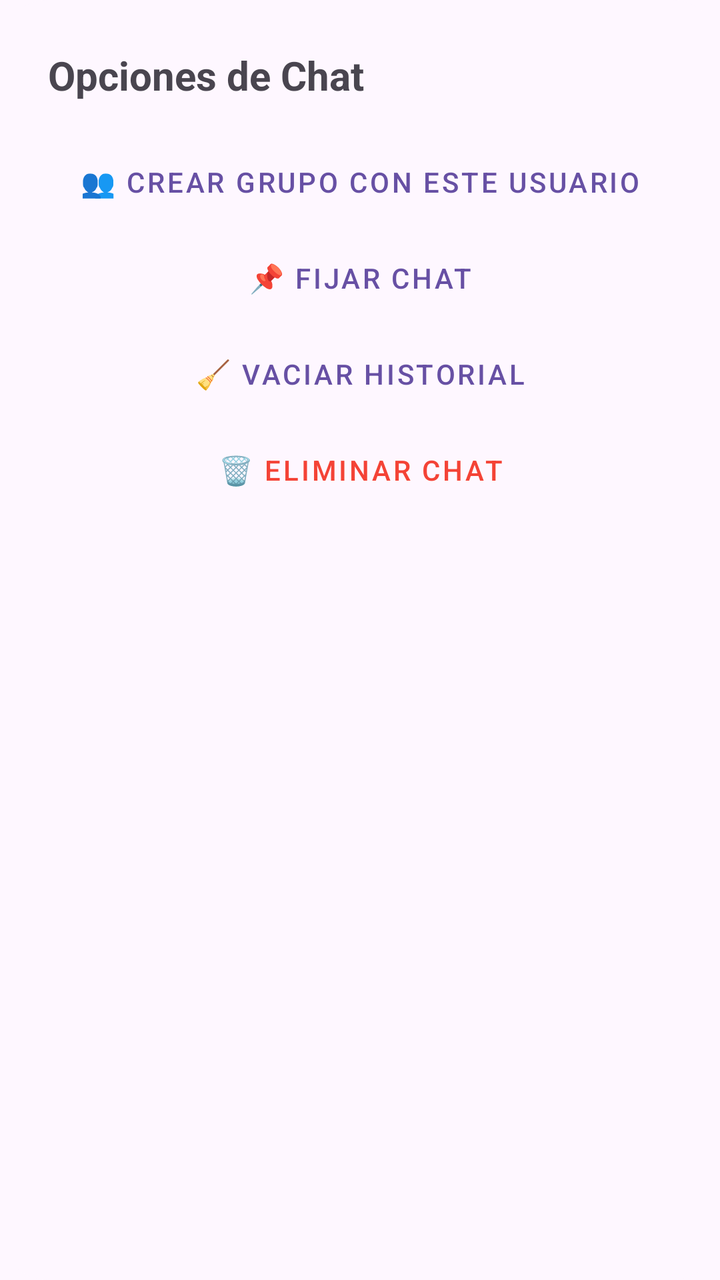
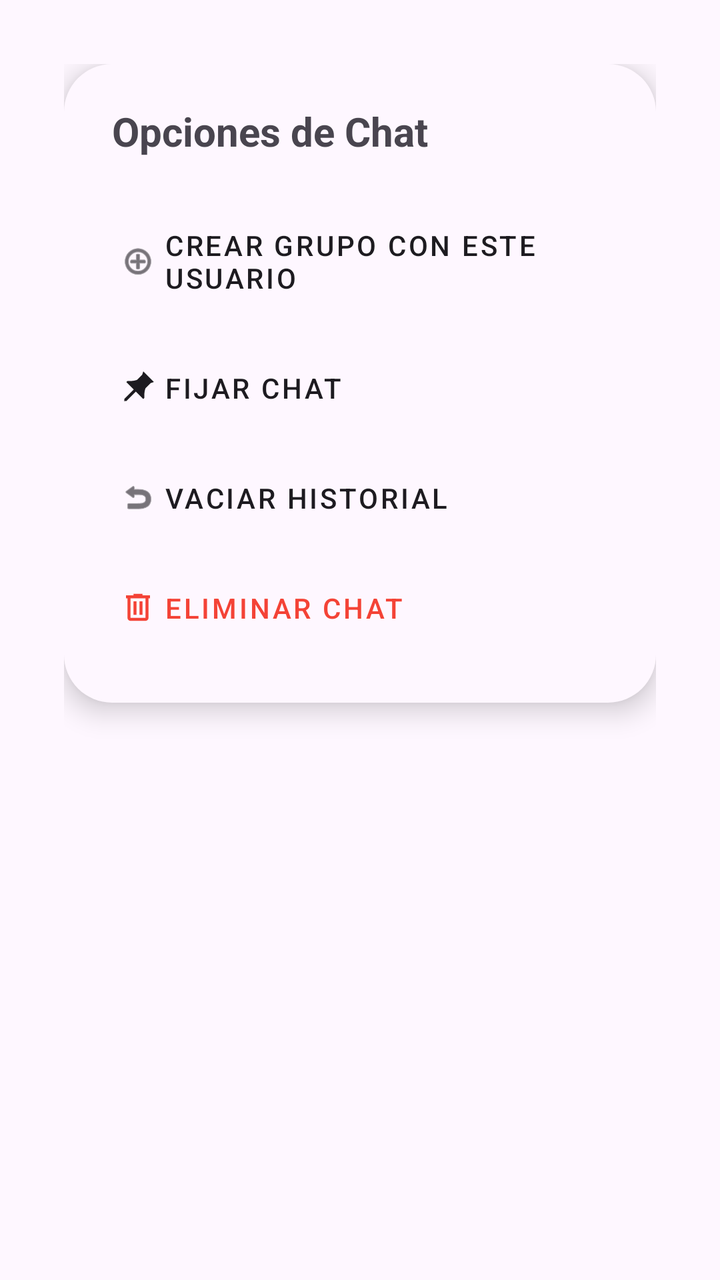

The first picture is an Android layout as it rendered before a commit; the second is the same layout after the commit. The layout source and the unified diff follow.
<!-- AndroidManifest.xml: application theme Theme.Nexu -->
<!-- res/layout/dialog_chat_options.xml -->
<?xml version="1.0" encoding="utf-8"?>
<LinearLayout xmlns:android="http://schemas.android.com/apk/res/android"
    xmlns:app="http://schemas.android.com/apk/res-auto"
    android:layout_width="match_parent"
    android:layout_height="wrap_content"
    android:orientation="vertical"
    android:padding="24dp"
    android:background="@drawable/button_rounded"
    android:backgroundTint="?android:colorBackground">

    <TextView
        android:id="@+id/tvOptionsTitle"
        android:layout_width="match_parent"
        android:layout_height="wrap_content"
        android:text="Opciones de Chat"
        android:textSize="20sp"
        android:textStyle="bold"
        android:layout_marginBottom="16dp"/>

    <com.google.android.material.button.MaterialButton
        android:id="@+id/btnCreateGroup"
        android:layout_width="match_parent"
        android:layout_height="wrap_content"
        android:text="👥 Crear Grupo con este usuario"
        style="@style/Widget.MaterialComponents.Button.TextButton"
        app:iconGravity="textStart"/>

    <com.google.android.material.button.MaterialButton
        android:id="@+id/btnEditGroup"
        android:layout_width="match_parent"
        android:layout_height="wrap_content"
        android:text="✏️ Editar Grupo"
        android:visibility="gone"
        style="@style/Widget.MaterialComponents.Button.TextButton"
        app:iconGravity="textStart"/>

    <com.google.android.material.button.MaterialButton
        android:id="@+id/btnPinChat"
        android:layout_width="match_parent"
        android:layout_height="wrap_content"
        android:text="📌 Fijar Chat"
        style="@style/Widget.MaterialComponents.Button.TextButton"/>

    <com.google.android.material.button.MaterialButton
        android:id="@+id/btnClearChat"
        android:layout_width="match_parent"
        android:layout_height="wrap_content"
        android:text="🧹 Vaciar Historial"
        style="@style/Widget.MaterialComponents.Button.TextButton"/>

    <com.google.android.material.button.MaterialButton
        android:id="@+id/btnDeleteChat"
        android:layout_width="match_parent"
        android:layout_height="wrap_content"
        android:text="🗑️ Eliminar Chat"
        android:textColor="#F44336"
        style="@style/Widget.MaterialComponents.Button.TextButton"/>

</LinearLayout>
<!-- resources referenced by this layout -->
<resources>
  <!-- drawable button_rounded (drawable) -->
  <?xml version="1.0" encoding="utf-8"?>
  <shape xmlns:android="http://schemas.android.com/apk/res/android"
      android:shape="rectangle">
      <corners android:radius="24dp" />
      <solid android:color="@color/button_bg" />
  </shape>
  <style name="Theme.Nexu" parent="Base.Theme.Nexu" />
  <color name="button_bg">#00B8D4</color>
  <style name="Base.Theme.Nexu" parent="Theme.Material3.DayNight.NoActionBar">
      </style>
</resources>

<!-- the commit's change to res/layout/dialog_chat_options.xml (unified diff, before → after) -->
@@ -1,59 +1,89 @@
 <?xml version="1.0" encoding="utf-8"?>
-<LinearLayout xmlns:android="http://schemas.android.com/apk/res/android"
+<FrameLayout xmlns:android="http://schemas.android.com/apk/res/android"
     xmlns:app="http://schemas.android.com/apk/res-auto"
     android:layout_width="match_parent"
     android:layout_height="wrap_content"
-    android:orientation="vertical"
-    android:padding="24dp"
-    android:background="@drawable/button_rounded"
-    android:backgroundTint="?android:colorBackground">
+    android:padding="32dp">
 
-    <TextView
-        android:id="@+id/tvOptionsTitle"
+    <LinearLayout
         android:layout_width="match_parent"
         android:layout_height="wrap_content"
-        android:text="Opciones de Chat"
-        android:textSize="20sp"
-        android:textStyle="bold"
-        android:layout_marginBottom="16dp"/>
+        android:background="@drawable/button_rounded"
+        android:backgroundTint="?android:colorBackground"
+        android:elevation="8dp"
+        android:orientation="vertical"
+        android:padding="20dp">
 
-    <com.google.android.material.button.MaterialButton
-        android:id="@+id/btnCreateGroup"
-        android:layout_width="match_parent"
-        android:layout_height="wrap_content"
-        android:text="👥 Crear Grupo con este usuario"
-        style="@style/Widget.MaterialComponents.Button.TextButton"
-        app:iconGravity="textStart"/>
+        <TextView
+            android:id="@+id/tvOptionsTitle"
+            android:layout_width="match_parent"
+            android:layout_height="wrap_content"
+            android:layout_marginBottom="16dp"
+            android:layout_marginStart="4dp"
+            android:text="Opciones de Chat"
+            android:textSize="20sp"
+            android:textStyle="bold" />
 
-    <com.google.android.material.button.MaterialButton
-        android:id="@+id/btnEditGroup"
-        android:layout_width="match_parent"
-        android:layout_height="wrap_content"
-        android:text="✏️ Editar Grupo"
-        android:visibility="gone"
-        style="@style/Widget.MaterialComponents.Button.TextButton"
-        app:iconGravity="textStart"/>
+        <com.google.android.material.button.MaterialButton
+            android:id="@+id/btnCreateGroup"
+            style="@style/Widget.MaterialComponents.Button.TextButton"
+            android:layout_width="match_parent"
+            android:layout_height="wrap_content"
+            android:gravity="start|center_vertical"
+            android:paddingVertical="12dp"
+            android:text="Crear Grupo con este usuario"
+            android:textColor="?android:attr/textColorPrimary"
+            app:icon="@android:drawable/ic_menu_add"
+            app:iconTint="?android:attr/textColorPrimary" />
 
-    <com.google.android.material.button.MaterialButton
-        android:id="@+id/btnPinChat"
-        android:layout_width="match_parent"
-        android:layout_height="wrap_content"
-        android:text="📌 Fijar Chat"
-        style="@style/Widget.MaterialComponents.Button.TextButton"/>
+        <com.google.android.material.button.MaterialButton
+            android:id="@+id/btnEditGroup"
+            style="@style/Widget.MaterialComponents.Button.TextButton"
+            android:layout_width="match_parent"
+            android:layout_height="wrap_content"
+            android:gravity="start|center_vertical"
+            android:paddingVertical="12dp"
+            android:text="Editar Grupo"
+            android:textColor="?android:attr/textColorPrimary"
+            android:visibility="gone"
+            app:icon="@android:drawable/ic_menu_edit"
+            app:iconTint="?android:attr/textColorPrimary" />
 
-    <com.google.android.material.button.MaterialButton
-        android:id="@+id/btnClearChat"
-        android:layout_width="match_parent"
-        android:layout_height="wrap_content"
-        android:text="🧹 Vaciar Historial"
-        style="@style/Widget.MaterialComponents.Button.TextButton"/>
+        <com.google.android.material.button.MaterialButton
+            android:id="@+id/btnPinChat"
+            style="@style/Widget.MaterialComponents.Button.TextButton"
+            android:layout_width="match_parent"
+            android:layout_height="wrap_content"
+            android:gravity="start|center_vertical"
+            android:paddingVertical="12dp"
+            android:text="Fijar Chat"
+            android:textColor="?android:attr/textColorPrimary"
+            app:icon="@drawable/ic_pin"
+            app:iconTint="?android:attr/textColorPrimary" />
 
-    <com.google.android.material.button.MaterialButton
-        android:id="@+id/btnDeleteChat"
-        android:layout_width="match_parent"
-        android:layout_height="wrap_content"
-        android:text="🗑️ Eliminar Chat"
-        android:textColor="#F44336"
-        style="@style/Widget.MaterialComponents.Button.TextButton"/>
+        <com.google.android.material.button.MaterialButton
+            android:id="@+id/btnClearChat"
+            style="@style/Widget.MaterialComponents.Button.TextButton"
+            android:layout_width="match_parent"
+            android:layout_height="wrap_content"
+            android:gravity="start|center_vertical"
+            android:paddingVertical="12dp"
+            android:text="Vaciar Historial"
+            android:textColor="?android:attr/textColorPrimary"
+            app:icon="@android:drawable/ic_menu_revert"
+            app:iconTint="?android:attr/textColorPrimary" />
 
-</LinearLayout>
+        <com.google.android.material.button.MaterialButton
+            android:id="@+id/btnDeleteChat"
+            style="@style/Widget.MaterialComponents.Button.TextButton"
+            android:layout_width="match_parent"
+            android:layout_height="wrap_content"
+            android:gravity="start|center_vertical"
+            android:paddingVertical="12dp"
+            android:text="Eliminar Chat"
+            android:textColor="#F44336"
+            app:icon="@drawable/ic_delete"
+            app:iconTint="#F44336" />
+
+    </LinearLayout>
+</FrameLayout>
<!-- resource entries referenced after the edit -->
@@ -7,6 +7,28 @@
       <corners android:radius="24dp" />
       <solid android:color="@color/button_bg" />
   </shape>
+  <!-- drawable ic_delete (drawable) -->
+  <vector xmlns:android="http://schemas.android.com/apk/res/android" android:width="24dp" android:height="24dp" android:viewportWidth="960" android:viewportHeight="960" android:tint="?attr/colorControlNormal">
+      <path android:fillColor="@android:color/white" android:pathData="M280,840Q247,840 223.5,816.5Q200,793 200,760L200,240L160,240L160,160L360,160L360,120L600,120L600,160L800,160L800,240L760,240L760,760Q760,793 736.5,816.5Q713,840 680,840L280,840ZM680,240L280,240L280,760Q280,760 280,760Q280,760 280,760L680,760Q680,760 680,760Q680,760 680,760L680,240ZM360,680L440,680L440,320L360,320L360,680ZM520,680L600,680L600,320L520,320L520,680ZM280,240L280,240L280,760Q280,760 280,760Q280,760 280,760L280,760Q280,760 280,760Q280,760 280,760L280,240Z"/>
+  </vector>
+  <!-- drawable ic_pin (drawable) -->
+  <vector xmlns:android="http://schemas.android.com/apk/res/android"
+      android:width="24dp"
+      android:height="24dp"
+      android:viewportWidth="24"
+      android:viewportHeight="24"
+      android:tint="?attr/colorControlNormal">
+  
+      <group
+          android:pivotX="12"
+          android:pivotY="12"
+          android:rotation="45">
+          <path
+              android:fillColor="#FFFFFF"
+              android:pathData="M16,9V4l1,-2H7L8,4v5c-1.12,2.36 -2.97,4.06 -4,5v1h7v8.82l1,1.18l1,-1.18V15h7v-1C18.97,13.06 17.12,11.36 16,9z"/>
+      </group>
+  
+  </vector>
   <style name="Theme.Nexu" parent="Base.Theme.Nexu" />
   <color name="button_bg">#00B8D4</color>
   <style name="Base.Theme.Nexu" parent="Theme.Material3.DayNight.NoActionBar">
